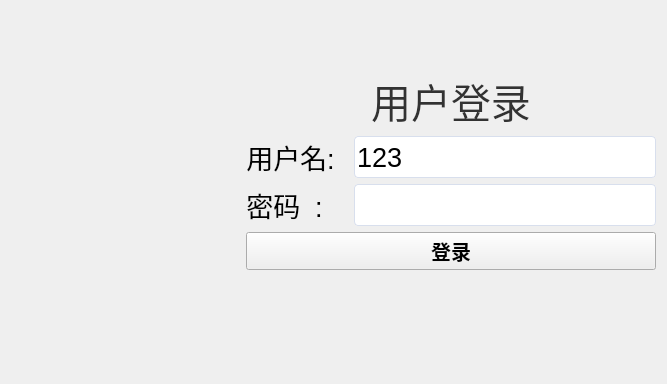
First picture: the form in login.ui, repository EchoPluslp/industrialVision, before the edit.
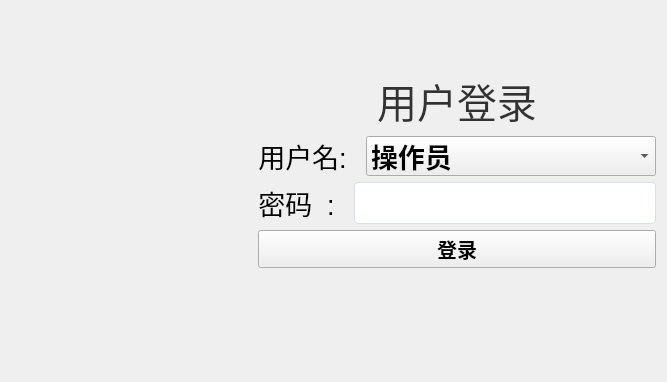
Second picture: the form after the edit.

Diff of the .ui file:
```diff
--- a/login.ui
+++ b/login.ui
@@ -141,7 +141,7 @@
       </widget>
      </item>
      <item>
-      <layout class="QHBoxLayout" name="horizontalLayout" stretch="0,1,0">
+      <layout class="QHBoxLayout" name="horizontalLayout" stretch="0,0,1">
        <item>
         <widget class="QLabel" name="label_4">
          <property name="font">
@@ -165,9 +165,9 @@
         </widget>
        </item>
        <item>
-        <widget class="QLineEdit" name="username">
+        <widget class="QComboBox" name="username">
          <property name="sizePolicy">
-          <sizepolicy hsizetype="Preferred" vsizetype="Preferred">
+          <sizepolicy hsizetype="Preferred" vsizetype="Expanding">
            <horstretch>0</horstretch>
            <verstretch>0</verstretch>
           </sizepolicy>
@@ -175,28 +175,20 @@
          <property name="font">
           <font>
            <pointsize>20</pointsize>
+           <weight>75</weight>
+           <bold>true</bold>
           </font>
          </property>
-         <property name="styleSheet">
-          <string notr="true">/* 矩形 */
-
-position: absolute;
-left: 0px;
-top: 0px;
-width: 300px;
-height: 40px;
-border-radius: 4px;
-opacity: 1;
-	
-background: #FFFFFF;
-	
-box-sizing: border-box;
-border: 1px solid #D8DFED;
-	</string>
-         </property>
-         <property name="text">
-          <string>123</string>
-         </property>
+         <item>
+          <property name="text">
+           <string>操作员</string>
+          </property>
+         </item>
+         <item>
+          <property name="text">
+           <string>管理员</string>
+          </property>
+         </item>
         </widget>
        </item>
       </layout>
```
